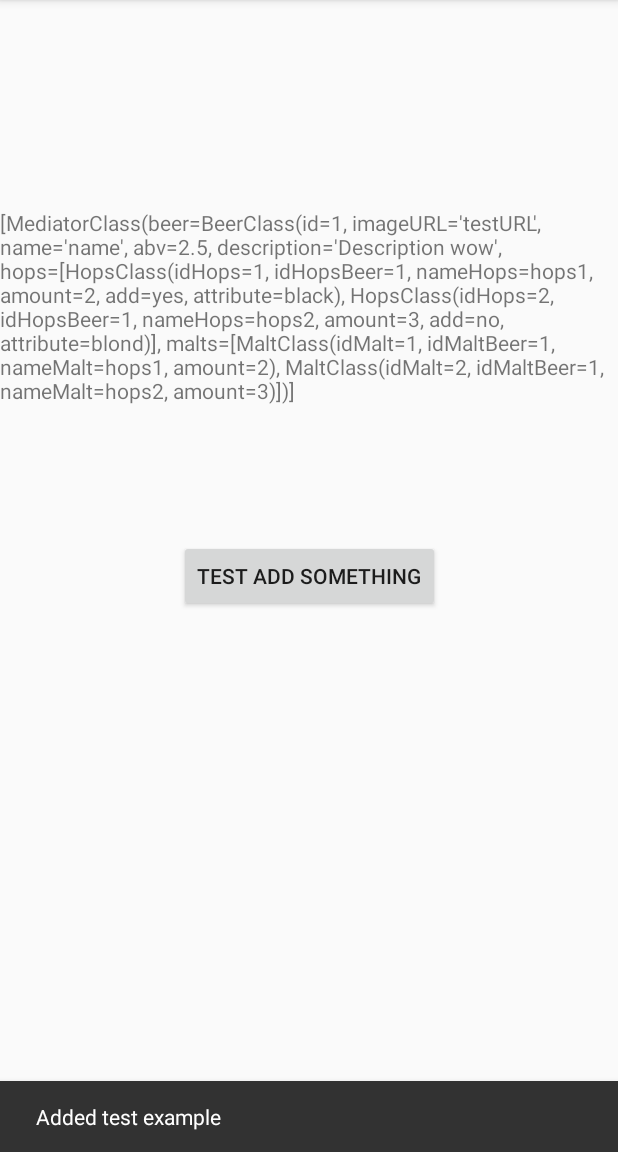
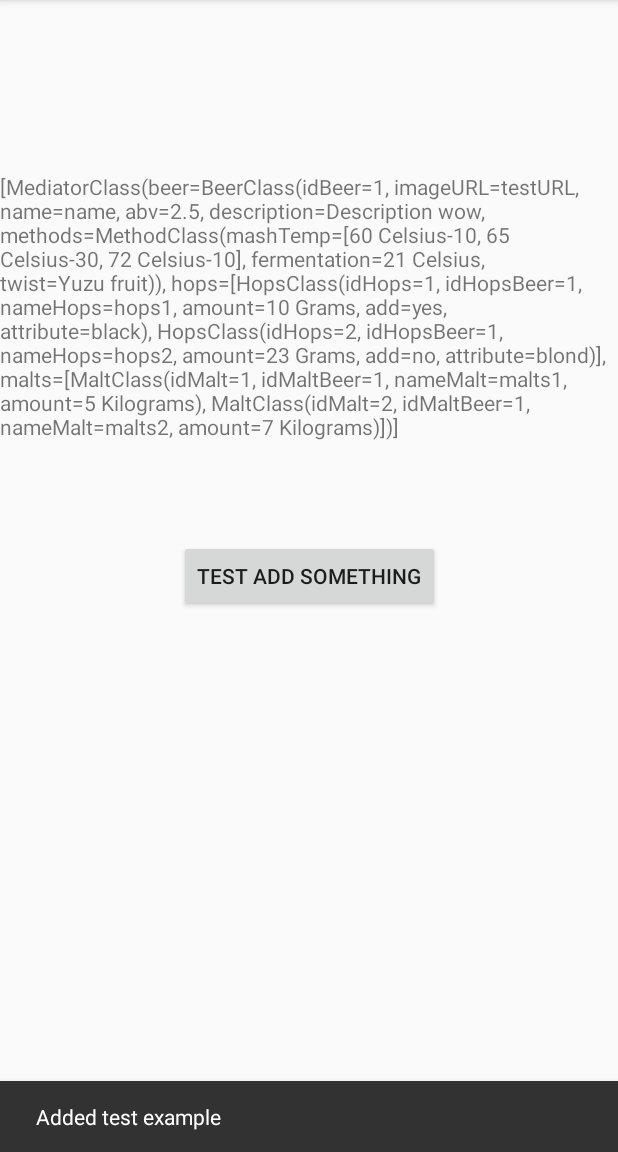
Before and after one commit to MurphyRock/Brewdog_Beer_Challenge, an Android app: the screen it shows after launch (MainActivity), after a tap on "TEST ADD SOMETHING", on a phone screen of 412 x 824 dp, the part 84-1236 px from its top. Run offline under Robolectric (Android 15) with nearby library versions, the phone set to English and light mode, and no system bars; our stand-ins replace Room's generated code; 1 statement that could not run was skipped.

Commit message:
chore: data management system last modification
Adding methods and using converters for mash-temp

```diff
--- a/app/src/main/java/com/example/brewdog_beer_challenge_abax/MainActivity.kt
+++ b/app/src/main/java/com/example/brewdog_beer_challenge_abax/MainActivity.kt
@@ -7,10 +7,7 @@ import android.widget.TextView
 import androidx.lifecycle.AndroidViewModel
 import androidx.lifecycle.Observer
 import androidx.lifecycle.ViewModelProvider
-import com.example.brewdog_beer_challenge_abax.datacenter.BeerClass
-import com.example.brewdog_beer_challenge_abax.datacenter.BeerViewModel
-import com.example.brewdog_beer_challenge_abax.datacenter.HopsClass
-import com.example.brewdog_beer_challenge_abax.datacenter.MaltClass
+import com.example.brewdog_beer_challenge_abax.datacenter.*
 import com.google.android.material.snackbar.Snackbar
 import kotlinx.coroutines.Dispatchers
 import kotlinx.coroutines.GlobalScope
@@ -33,13 +30,14 @@ class MainActivity : AppCompatActivity() {
                 "testURL",
                 "name",
                 2.5,
-                "Description wow"),
+                "Description wow",
+                MethodClass(listOf("60 Celsius-10", "65 Celsius-30", "72 Celsius-10"), "21 Celsius", "Yuzu fruit")),
                 arrayListOf(
-                    HopsClass(0, 10,"hops1", 2, "yes", "black"),
-                    HopsClass(0, 11,"hops2", 3, "no", "blond")),
+                    HopsClass(0, 0,"hops1", "10 Grams", "yes", "black"),
+                    HopsClass(0, 0,"hops2", "23 Grams", "no", "blond")),
                 arrayListOf(
-                    MaltClass(0, 10,"hops1", 2),
-                    MaltClass(0, 11,"hops2", 3))
+                    MaltClass(0, 0,"malts1", "5 Kilograms"),
+                    MaltClass(0, 0,"malts2", "7 Kilograms"))
             )
         }
 
--- a/app/src/main/java/com/example/brewdog_beer_challenge_abax/datacenter/BeerClass.kt
+++ b/app/src/main/java/com/example/brewdog_beer_challenge_abax/datacenter/BeerClass.kt
@@ -19,33 +19,38 @@ data class MediatorClass(
 )
 
 @Entity
+data class BeerClass(
+    @PrimaryKey(autoGenerate = true) var idBeer: Long,
+    var imageURL: String,
+    var name: String,
+    var abv: Double,
+    var description: String,
+    @Embedded var methods: MethodClass
+
+)
+
+@Entity
+data class MethodClass(
+//    @PrimaryKey(autoGenerate = true) var idMethod: Long,
+    @TypeConverters(Converters::class) var mashTemp: List<String>,  // ("60 Celsius-10", "65 Celsius-30", "72 Celsius-10")
+    var fermentation: String,  //  "21 Celsius"
+    var twist: String
+)
+
+@Entity
 data class HopsClass(
     @PrimaryKey(autoGenerate = true) var idHops: Long,
     var idHopsBeer: Long,
     var nameHops: String,
-    var amount: Int,
+    var amount: String,  // "10 Grams"
     var add: String,
     var attribute: String
 )
+
 @Entity
 data class MaltClass(
     @PrimaryKey(autoGenerate = true) var idMalt: Long,
     var idMaltBeer: Long,
     var nameMalt: String,
-    var amount: Int
+    var amount: String  // "1.63 Kilograms"
 )
-@Entity
-data class BeerClass(
-    @PrimaryKey(autoGenerate = true) var idBeer: Long,
-    var imageURL: String,
-    var name: String,
-    var abv: Double,
-    var description: String
-
-) {
-
-    override fun toString(): String {
-        return "BeerClass(id=$idBeer, imageURL='$imageURL', name='$name', abv=$abv, description='$description'"
-    }
-
-}
--- a/app/src/main/java/com/example/brewdog_beer_challenge_abax/tools/Converters.kt
+++ b/app/src/main/java/com/example/brewdog_beer_challenge_abax/tools/Converters.kt
@@ -7,15 +7,15 @@ import java.lang.reflect.Type
 
 class Converters {
 
-    private val listType: Type = object : TypeToken<ArrayList<String?>?>() {}.getType()
+    private val listType: Type = object : TypeToken<List<String?>?>() {}.getType()
     @TypeConverter
-    fun fromString(value: String?): ArrayList<String> {
+    fun fromString(value: String?): List<String> {
         return Gson().fromJson(value, listType)
     }
 
     private val gson = Gson()
     @TypeConverter
-    fun fromArrayList(list: ArrayList<String?>?): String {
+    fun fromList(list: List<String?>?): String {
         return gson.toJson(list)
     }
 }
```
